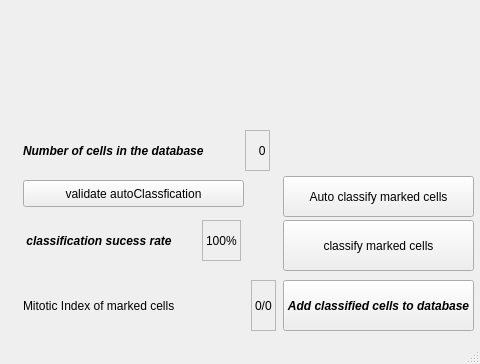
sanchestm/mitotic-index-calc, file dev python code/bycells.ui: the form before one commit; both pictures show x 367 to 847 and y 329 to 693 of the 847 by 693 pixel window.
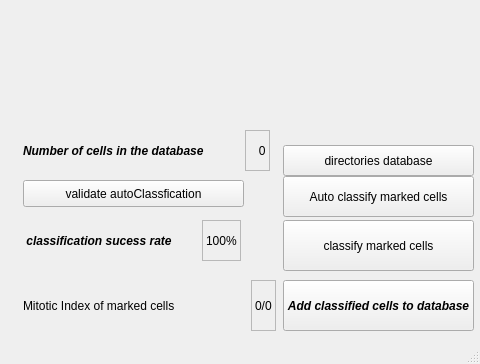
The form after the commit. Icons and pictures are not drawn.

Commit message: Added new directories database button, to be used in classification tasks.

Patch:
```diff
--- a/dev python code/bycells.ui
+++ b/dev python code/bycells.ui
@@ -460,6 +460,19 @@
      </item>
     </layout>
    </widget>
+   <widget class="QPushButton" name="dirWindow">
+    <property name="geometry">
+     <rect>
+      <x>650</x>
+      <y>455</y>
+      <width>191</width>
+      <height>31</height>
+     </rect>
+    </property>
+    <property name="text">
+     <string>directories database</string>
+    </property>
+   </widget>
   </widget>
   <widget class="QMenuBar" name="menubar">
    <property name="geometry">
```
The commit also changes 6 other files.
